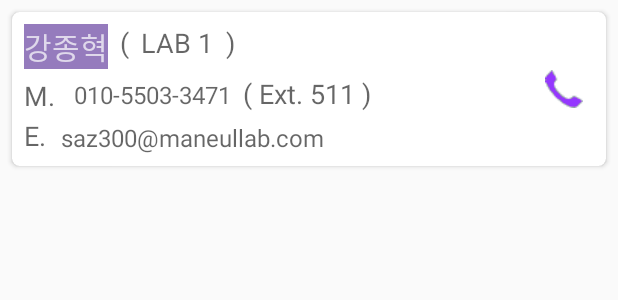
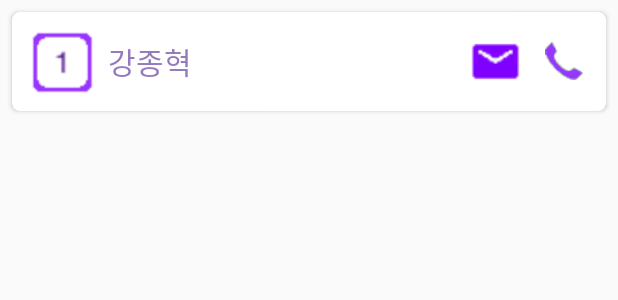
Before and after one commit to jonghyukkang/ContentProviderDB, an Android app: the layout people_info.xml on its own in the app's theme, with its tools: preview values and no code run, on a phone screen of 412 x 824 dp. Shown: the top 300 px of the screen. Run offline under Robolectric (Android 15) with nearby library versions, the light colour scheme and no system bars.

Commit message:
16_07_21 / 21:00
메일보내기 / 리스트 디자인 변경

```diff
--- a/Practice/RecyclerDB/app/src/main/java/kang/recyclerdb/Adapter/ContractCursorAdapter.java
+++ b/Practice/RecyclerDB/app/src/main/java/kang/recyclerdb/Adapter/ContractCursorAdapter.java
@@ -11,7 +11,6 @@ import android.database.Cursor;
 import android.net.Uri;
 import android.support.v4.app.ActivityCompat;
 import android.support.v7.widget.RecyclerView;
-import android.util.Log;
 import android.view.LayoutInflater;
 import android.view.View;
 import android.view.ViewGroup;
@@ -36,6 +35,7 @@ public class ContractCursorAdapter extends RecyclerView.Adapter<HolderView> {
                 .inflate(R.layout.people_info, parent, false);
 
         final ImageButton btn_call = (ImageButton) v.findViewById(R.id.btnCall);
+        final ImageButton btn_email = (ImageButton) v.findViewById(R.id.btnEmail);
 
         final HolderView HolderView = new HolderView(v);
         v.setOnClickListener(new View.OnClickListener() {
@@ -61,6 +61,19 @@ public class ContractCursorAdapter extends RecyclerView.Adapter<HolderView> {
                 v.getContext().startActivity(intent);
             }
         });
+
+        btn_email.setOnClickListener(new View.OnClickListener() {
+            @Override
+            public void onClick(View v) {
+                int position = HolderView.getAdapterPosition();
+                mCursor.moveToPosition(position);
+                int idx_email = mCursor.getColumnIndex(ContractColumns.EMAIL);
+                String email_address = "mailto: " + mCursor.getString(idx_email);
+                Intent emailIntent = new Intent(Intent.ACTION_SENDTO);
+                emailIntent.setData(Uri.parse(email_address));
+                v.getContext().startActivity(Intent.createChooser(emailIntent, "Send feedback"));
+            }
+        });
         return HolderView;
     }
 
@@ -68,22 +81,24 @@ public class ContractCursorAdapter extends RecyclerView.Adapter<HolderView> {
     public void onBindViewHolder(HolderView holder, int position) {
         mCursor.moveToPosition(position);
         int idx_name = mCursor.getColumnIndex(ContractColumns.NAME);
-        int idx_naesun = mCursor.getColumnIndex(ContractColumns.NAESUN);
-        int idx_number = mCursor.getColumnIndex(ContractColumns.NUMBER);
-        int idx_email = mCursor.getColumnIndex(ContractColumns.EMAIL);
         int idx_depart = mCursor.getColumnIndex(ContractColumns.DEPART);
 
         String name = mCursor.getString(idx_name);
-        String naesun = mCursor.getString(idx_naesun);
-        String number = mCursor.getString(idx_number);
-        String email = mCursor.getString(idx_email);
         String depart = mCursor.getString(idx_depart);
 
         holder.mName.setText(name);
-        holder.mNaesun.setText(naesun);
-        holder.mNumber.setText(number);
-        holder.mEmail.setText(email);
-        holder.mDepart.setText(depart);
+
+        if(depart.equals("Lab 1")){
+            holder.mImageView.setImageResource(R.drawable.list_icon_1);
+        } else if(depart.equals("Lab 2")){
+            holder.mImageView.setImageResource(R.drawable.list_icon_2);
+        } else if(depart.equals("Lab 3")){
+            holder.mImageView.setImageResource(R.drawable.list_icon_3);
+        } else if(depart.equals("Manage")){
+            holder.mImageView.setImageResource(R.drawable.list_icon_m);
+        } else if(depart.equals("Design")){
+            holder.mImageView.setImageResource(R.drawable.list_icon_d);
+        }
     }
 
     @Override
--- a/Practice/RecyclerDB/app/src/main/java/kang/recyclerdb/View/HolderView.java
+++ b/Practice/RecyclerDB/app/src/main/java/kang/recyclerdb/View/HolderView.java
@@ -2,6 +2,7 @@ package kang.recyclerdb.View;
 
 import android.support.v7.widget.RecyclerView;
 import android.view.View;
+import android.widget.ImageView;
 import android.widget.TextView;
 
 import kang.recyclerdb.R;
@@ -11,17 +12,11 @@ import kang.recyclerdb.R;
  */
 public class HolderView extends RecyclerView.ViewHolder {
     public TextView mName;
-    public TextView mNaesun;
-    public TextView mNumber;
-    public TextView mEmail;
-    public TextView mDepart;
+    public ImageView mImageView;
 
     public HolderView(View v) {
         super(v);
         mName = (TextView) v.findViewById(R.id.tvName);
-        mNaesun = (TextView) v.findViewById(R.id.tvNaesun);
-        mNumber = (TextView) v.findViewById(R.id.tvNumber);
-        mEmail = (TextView) v.findViewById(R.id.tvEmail);
-        mDepart = (TextView) v.findViewById(R.id.tvDepart);
+        mImageView = (ImageView) v.findViewById(R.id.img_depart);
     }
 }
--- a/Practice/RecyclerDB/app/src/main/res/layout/people_info.xml
+++ b/Practice/RecyclerDB/app/src/main/res/layout/people_info.xml
@@ -18,124 +18,40 @@
         android:elevation="8dp"
         android:padding="8dp">
 
+        <ImageView
+            android:id="@+id/img_depart"
+            android:layout_width="50dp"
+            android:layout_height="50dp"
+            android:layout_alignParentLeft="true"
+            android:layout_centerVertical="true"
+            android:src="@drawable/list_icon_1"/>
+
         <TextView
             android:id="@+id/tvName"
             android:layout_width="wrap_content"
             android:layout_height="wrap_content"
+            android:layout_marginLeft="6dp"
             android:text="강종혁"
+            android:layout_toRightOf="@+id/img_depart"
+            android:layout_centerVertical="true"
             android:textSize="20sp"
-            android:textColor="#dfd8eb"
-            android:background="#957bbd"/>
+            android:textColor="#957bbd"/>
 
-        <TextView
-            android:id="@+id/textView1"
-            android:layout_width="wrap_content"
-            android:layout_height="wrap_content"
-            android:layout_alignParentTop="true"
-            android:layout_toRightOf="@+id/tvName"
-            android:layout_marginLeft="8dp"
-            android:text="("
-            android:textAppearance="?android:attr/textAppearanceMedium" />
-
-        <TextView
-            android:id="@+id/tvDepart"
-            android:layout_width="wrap_content"
-            android:layout_height="wrap_content"
-            android:layout_alignParentTop="true"
-            android:layout_marginLeft="8dp"
-            android:layout_toRightOf="@+id/textView1"
-            android:text="LAB 1"
-            android:textSize="18sp"
-            android:textAppearance="?android:attr/textAppearanceMedium"/>
-
-        <TextView
-            android:id="@+id/textView2"
-            android:layout_width="wrap_content"
-            android:layout_height="wrap_content"
-            android:layout_marginLeft="8dp"
-            android:layout_alignParentTop="true"
-            android:layout_toRightOf="@+id/tvDepart"
-            android:text=")"
-            android:textAppearance="?android:attr/textAppearanceMedium" />
-
-        <TextView
-            android:id="@+id/textView3"
-            android:layout_width="wrap_content"
-            android:layout_height="wrap_content"
-            android:layout_below="@+id/tvName"
-            android:layout_marginTop="5dp"
-            android:text="M. "
-            android:textAppearance="?android:attr/textAppearanceMedium" />
-
-        <TextView
-            android:id="@+id/tvNumber"
-            android:layout_width="wrap_content"
-            android:layout_height="wrap_content"
-            android:layout_marginLeft="8dp"
-            android:layout_marginTop="6dp"
-            android:layout_below="@+id/tvName"
-            android:layout_toRightOf="@+id/textView3"
-            android:text="010-5503-3471"
-            android:textSize="16sp"
-            android:textAppearance="?android:attr/textAppearanceMedium"/>
-
-        <TextView
-            android:id="@+id/textView4"
-            android:layout_width="wrap_content"
-            android:layout_height="wrap_content"
-            android:layout_toRightOf="@+id/tvNumber"
-            android:layout_below="@+id/tvName"
-            android:layout_marginLeft="8dp"
-            android:layout_marginTop="4dp"
-            android:text="( Ext. "
-            android:textAppearance="?android:attr/textAppearanceMedium" />
-
-        <TextView
-            android:id="@+id/tvNaesun"
-            android:layout_width="wrap_content"
-            android:layout_height="wrap_content"
-            android:layout_toRightOf="@+id/textView4"
-            android:layout_below="@+id/tvName"
-            android:layout_marginTop="4dp"
-            android:text="511 "
-            android:textAppearance="?android:attr/textAppearanceMedium" />
-
-        <TextView
-            android:id="@+id/textView5"
-            android:layout_width="wrap_content"
-            android:layout_height="wrap_content"
-            android:layout_toRightOf="@+id/tvNaesun"
-            android:layout_below="@+id/tvName"
-            android:layout_marginTop="4dp"
-            android:text=")"
-            android:textAppearance="?android:attr/textAppearanceMedium" />
-
-        <TextView
-            android:id="@+id/textView6"
-            android:layout_width="wrap_content"
-            android:layout_height="wrap_content"
-            android:layout_below="@+id/tvNumber"
-            android:layout_marginTop="4dp"
-            android:text="E. "
-            android:textAppearance="?android:attr/textAppearanceMedium" />
-
-        <TextView
-            android:id="@+id/tvEmail"
-            android:layout_width="wrap_content"
-            android:layout_height="wrap_content"
-            android:layout_marginLeft="5dp"
-            android:layout_marginTop="6dp"
-            android:layout_below="@+id/tvNaesun"
-            android:layout_toRightOf="@+id/textView6"
-            android:text="saz300@maneullab.com"
-            android:textSize="16sp"
-            android:textAppearance="?android:attr/textAppearanceMedium"/>
+        <ImageButton
+            android:id="@+id/btnEmail"
+            android:layout_width="40dp"
+            android:layout_height="40dp"
+            android:layout_marginRight="6dp"
+            android:src="@drawable/img_btn_email"
+            android:background="#00000000"
+            android:layout_toLeftOf="@+id/btnCall"
+            android:layout_centerVertical="true"/>
 
         <ImageButton
             android:id="@+id/btnCall"
             android:layout_width="40dp"
             android:layout_height="40dp"
-            android:src="@drawable/call_icon"
+            android:src="@drawable/img_btn_call"
             android:background="#00000000"
             android:layout_centerVertical="true"
             android:layout_alignParentEnd="true" />
--- a/Practice/RecyclerDB/app/src/main/res/menu/activity_main_drawer.xml
+++ b/Practice/RecyclerDB/app/src/main/res/menu/activity_main_drawer.xml
@@ -3,27 +3,27 @@
     <group android:checkableBehavior="single">
         <item
             android:id="@+id/labAll"
-            android:icon="@drawable/ic_contacts_black_24dp"
+            android:icon="@drawable/navi_icon_all"
             android:title="전체 연락처" />
         <item
             android:id="@+id/lab_1"
-            android:icon="@drawable/ic_looks_one_black_24dp"
+            android:icon="@drawable/navi_icon_1"
             android:title="1연구소" />
         <item
             android:id="@+id/lab_2"
-            android:icon="@drawable/ic_looks_two_black_24dp"
+            android:icon="@drawable/navi_icon_2"
             android:title="2연구소" />
         <item
             android:id="@+id/lab_3"
-            android:icon="@drawable/ic_looks_3_black_24dp"
+            android:icon="@drawable/navi_icon_3"
             android:title="3연구소" />
         <item
             android:id="@+id/lab_design"
-            android:icon="@drawable/ic_filter_vintage_black_24dp"
+            android:icon="@drawable/navi_icon_design"
             android:title="디자인" />
         <item
             android:id="@+id/lab_manage"
-            android:icon="@drawable/ic_domain_black_24dp"
+            android:icon="@drawable/navi_icon_manage"
             android:title="경영" />
     </group>
 </menu>
```
Also changed, not shown: Practice/RecyclerDB/app/src/main/res/drawable/ic_list_black_24dp.png (deleted), Practice/RecyclerDB/app/src/main/res/drawable/img_btn_call.png (renamed from Practice/RecyclerDB/app/src/main/res/drawable/call_icon.png), Practice/RecyclerDB/app/src/main/res/drawable/img_btn_email.png (added), Practice/RecyclerDB/app/src/main/res/drawable/list_icon_1.png (added), Practice/RecyclerDB/app/src/main/res/drawable/list_icon_2.png (added), Practice/RecyclerDB/app/src/main/res/drawable/list_icon_3.png (added), Practice/RecyclerDB/app/src/main/res/drawable/list_icon_d.png (added), Practice/RecyclerDB/app/src/main/res/drawable/list_icon_m.png (added), Practice/RecyclerDB/app/src/main/res/drawable/navi_icon_1.png (renamed from Practice/RecyclerDB/app/src/main/res/drawable/ic_looks_one_black_24dp.png), Practice/RecyclerDB/app/src/main/res/drawable/navi_icon_2.png (renamed from Practice/RecyclerDB/app/src/main/res/drawable/ic_looks_two_black_24dp.png), Practice/RecyclerDB/app/src/main/res/drawable/navi_icon_3.png (renamed from Practice/RecyclerDB/app/src/main/res/drawable/ic_looks_3_black_24dp.png), Practice/RecyclerDB/app/src/main/res/drawable/navi_icon_all.png (renamed from Practice/RecyclerDB/app/src/main/res/drawable/ic_contacts_black_24dp.png), Practice/RecyclerDB/app/src/main/res/drawable/navi_icon_design.png (renamed from Practice/RecyclerDB/app/src/main/res/drawable/ic_filter_vintage_black_24dp.png), Practice/RecyclerDB/app/src/main/res/drawable/navi_icon_manage.png (renamed from Practice/RecyclerDB/app/src/main/res/drawable/ic_domain_black_24dp.png).
